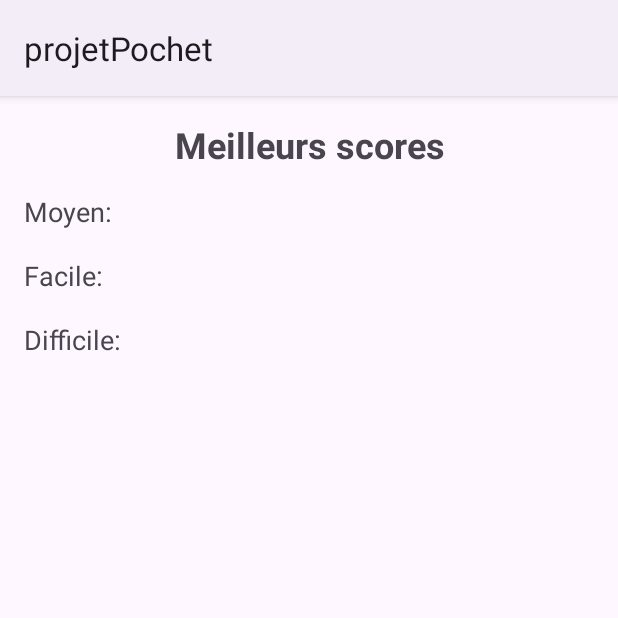
After one commit to pochmax/projetPochet, an Android app: the HighScoreActivity screen opened directly, with no data from a screen before it, on a phone screen of 412 x 824 dp, the top half of it. The commit adds this screen. Run offline under Robolectric (Android 15) with nearby library versions, the phone set to English and light mode, and no system bars.

Commit message:
level and save scores

```diff
--- a/app/src/main/AndroidManifest.xml
+++ b/app/src/main/AndroidManifest.xml
@@ -23,6 +23,7 @@
         </activity>
         <activity android:name=".CombatActivity"/>
         <activity android:name=".SettingsActivity"/>
+        <activity android:name=".HighScoreActivity"/>
     </application>
 
 </manifest>
--- /dev/null
+++ b/app/src/main/java/com/example/projetpochet/HighScoreActivity.java
@@ -0,0 +1,66 @@
+package com.example.projetpochet;
+
+import android.content.SharedPreferences;
+import android.os.Bundle;
+import android.widget.TextView;
+import androidx.appcompat.app.AppCompatActivity;
+import java.util.ArrayList;
+import java.util.Collections;
+import java.util.HashMap;
+import java.util.List;
+import java.util.Map;
+
+public class HighScoreActivity extends AppCompatActivity {
+
+    private TextView highScoresTextView;
+
+    @Override
+    protected void onCreate(Bundle savedInstanceState) {
+        super.onCreate(savedInstanceState);
+        setContentView(R.layout.activity_high_score);
+
+        highScoresTextView = findViewById(R.id.highScoresTextView);
+
+        // Load and display high scores
+        displayHighScores();
+    }
+
+    private void displayHighScores() {
+        Map<String, List<Score>> highScores = loadHighScores();
+
+        StringBuilder scoresText = new StringBuilder();
+        for (String difficulty : highScores.keySet()) {
+            scoresText.append(difficulty).append(":\n");
+            List<Score> scoresForDifficulty = highScores.get(difficulty);
+            for (Score score : scoresForDifficulty) {
+                scoresText.append(score.playerName).append(" - ").append(score.power).append(" - ").append(score.date).append("\n");
+            }
+            scoresText.append("\n");
+        }
+
+        highScoresTextView.setText(scoresText.toString());
+    }
+
+    private Map<String, List<Score>> loadHighScores() {
+        Map<String, List<Score>> highScores = new HashMap<>();
+        SharedPreferences preferences = getSharedPreferences("high_scores", MODE_PRIVATE);
+
+        // Load scores for each difficulty
+        for (String difficulty : new String[]{"Facile", "Moyen", "Difficile"}) {
+            List<Score> scoresForDifficulty = new ArrayList<>();
+            for (int i = 0; i < 10; i++) {
+                String scoreString = preferences.getString(difficulty + "_" + i, null);
+                if (scoreString != null) {
+                    Score score = Score.fromString(scoreString);
+                    if (score != null) {
+                        scoresForDifficulty.add(score);
+                    }
+                }
+            }
+            Collections.sort(scoresForDifficulty); // Sort scores for this difficulty
+            highScores.put(difficulty, scoresForDifficulty);
+        }
+
+        return highScores;
+    }
+}
--- /dev/null
+++ b/app/src/main/res/layout/activity_high_score.xml
@@ -0,0 +1,29 @@
+<?xml version="1.0" encoding="utf-8"?>
+<ScrollView xmlns:android="http://schemas.android.com/apk/res/android"
+    android:layout_width="match_parent"
+    android:layout_height="match_parent">
+
+    <LinearLayout
+        android:layout_width="match_parent"
+        android:layout_height="wrap_content"
+        android:orientation="vertical"
+        android:padding="16dp">
+
+        <TextView
+            android:layout_width="match_parent"
+            android:layout_height="wrap_content"
+            android:text="@string/high_scores"
+            android:textSize="24sp"
+            android:textStyle="bold"
+            android:gravity="center"
+            android:layout_marginBottom="16dp"/>
+
+        <TextView
+            android:id="@+id/highScoresTextView"
+            android:layout_width="match_parent"
+            android:layout_height="wrap_content"
+            android:textSize="18sp" />
+
+    </LinearLayout>
+
+</ScrollView>
--- a/app/src/main/res/menu/menu.xml
+++ b/app/src/main/res/menu/menu.xml
@@ -4,6 +4,8 @@
         android:title="@string/restart"/>
     <item android:id="@+id/settings"
         android:title="@string/settings"/>
+    <item android:id="@+id/high_scores"
+        android:title="@string/high_scores"/>
     <item android:id="@+id/quit"
         android:title="@string/quit"/>
 </menu>
--- a/app/src/main/res/values/strings.xml
+++ b/app/src/main/res/values/strings.xml
@@ -19,6 +19,9 @@
     <string name="player">Joueur</string>
     <string name="toast_text">Vous avez gagné !</string>
     <string name="save">Enregistrer</string>
+    <string name="cancel">Annuler</string>
+    <string name="high_scores">Meilleurs scores</string>
+
     <string-array name="difficulty_levels">
         <item>Facile</item>
         <item>Moyen</item>
```
Also changed, not shown: app/src/main/java/com/example/projetpochet/MainActivity.java (+108 -4 lines), app/src/main/java/com/example/projetpochet/Score.java (added, +49 -0 lines), app/src/main/res/layout/activity_main.xml (+13 -1 lines).
